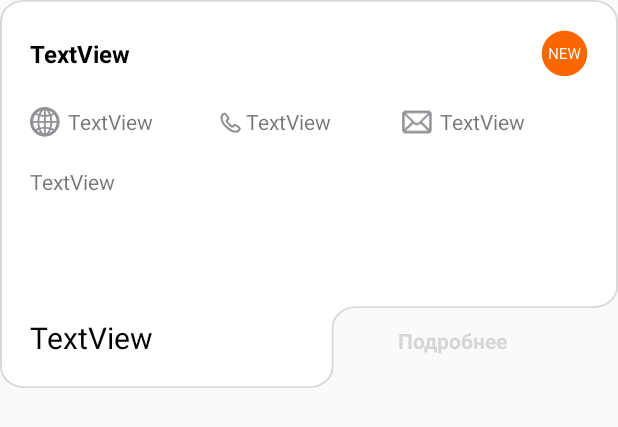
After one commit to MaryAndr/Mary_Andreeva, an Android app: the layout tariffs_item.xml on its own in the app's theme, with its tools: preview values and no code run, on a phone screen of 412 x 824 dp. The commit adds this screen. Shown: the top 427 px of the screen. Run offline under Robolectric (Android 15) with nearby library versions, the phone set to English and light mode, and no system bars.

Commit message:
Tariff change half-done

```diff
--- a/app/src/main/java/kz/atc/mobapp/api/AuthServices.kt
+++ b/app/src/main/java/kz/atc/mobapp/api/AuthServices.kt
@@ -28,7 +28,7 @@ interface AuthServices {
     fun sendSMS(@Part("username") username: RequestBody?): Observable<Unit>
 
     @GET("/lk/v1/catalog/tariff")
-    fun getCatalogTariff(@Query("trpl_id") id: Int): Observable<CatalogTariffResponse>
+    fun getCatalogTariff(@Query("trpl_id") id: String): Observable<CatalogTariffResponse>
 
 
     @GET("/lk/v1/catalog/service")
--- a/app/src/main/java/kz/atc/mobapp/models/catalogTariff/CatalogTariffResponse.kt
+++ b/app/src/main/java/kz/atc/mobapp/models/catalogTariff/CatalogTariffResponse.kt
@@ -1,5 +1,5 @@
 package kz.atc.mobapp.models.catalogTariff
 
 data class CatalogTariffResponse(
-    val tariffs: List<Tariff>
+    val tariffs: MutableList<Tariff>
 )
--- /dev/null
+++ b/app/src/main/java/kz/atc/mobapp/models/main/AvailableTariffs.kt
@@ -0,0 +1,6 @@
+package kz.atc.mobapp.models.main
+
+data class AvailableTariffs(
+    val id: Int,
+    val name: String
+)
--- /dev/null
+++ b/app/src/main/res/drawable/ic_frame_tariff.xml
@@ -0,0 +1,12 @@
+<vector xmlns:android="http://schemas.android.com/apk/res/android"
+    android:width="321dp"
+    android:height="228dp"
+    android:viewportWidth="321"
+    android:viewportHeight="228">
+  <path
+      android:pathData="M0.5,215.501L0.5,12.499C0.5,5.872 5.872,0.5 12.499,0.5L308.501,0.5C315.128,0.5 320.5,5.872 320.5,12.499L320.5,168.501C320.5,175.128 315.128,180.5 308.501,180.5L184.807,180.5C178.18,180.5 172.808,185.872 172.808,192.499L172.808,215.501C172.808,222.128 167.436,227.5 160.809,227.5L12.499,227.5C5.872,227.5 0.5,222.128 0.5,215.501Z"
+      android:strokeLineJoin="round"
+      android:strokeWidth="1"
+      android:fillColor="#FFFFFF"
+      android:strokeColor="#D8D8D8"/>
+</vector>
--- /dev/null
+++ b/app/src/main/res/drawable/ic_new_tariff.xml
@@ -0,0 +1,13 @@
+<vector xmlns:android="http://schemas.android.com/apk/res/android"
+    android:width="31dp"
+    android:height="31dp"
+    android:viewportWidth="31"
+    android:viewportHeight="31">
+  <path
+      android:pathData="M15.5,30.5C23.7843,30.5 30.5,23.7843 30.5,15.5C30.5,7.2157 23.7843,0.5 15.5,0.5C7.2157,0.5 0.5,7.2157 0.5,15.5C0.5,23.7843 7.2157,30.5 15.5,30.5Z"
+      android:fillColor="#FA6600"
+      android:strokeColor="#00000000"/>
+  <path
+      android:pathData="M10.9468,19.0547L10.0044,19.0547L6.4253,13.5762L6.4253,19.0547L5.4829,19.0547L5.4829,11.9453L6.4253,11.9453L10.0142,17.4482L10.0142,11.9453L10.9468,11.9453L10.9468,19.0547ZM16.6304,15.7685L13.5493,15.7685L13.5493,18.2881L17.1284,18.2881L17.1284,19.0547L12.6118,19.0547L12.6118,11.9453L17.0796,11.9453L17.0796,12.7119L13.5493,12.7119L13.5493,15.0019L16.6304,15.0019L16.6304,15.7685ZM19.9653,17.751L19.8286,16.8135L18.7056,11.9453L17.7681,11.9453L19.4868,19.0547L20.3413,19.0547L21.8598,13.874L21.9722,13.332L22.0845,13.874L23.5493,19.0547L24.4038,19.0547L26.1274,11.9453L25.185,11.9453L24.0815,16.8086L23.9302,17.7656L23.7348,16.9063L22.3628,11.9453L21.5718,11.9453L20.1655,16.9063L19.9653,17.751Z"
+      android:fillColor="#FFFFFF"/>
+</vector>
--- /dev/null
+++ b/app/src/main/res/layout/tariffs_item.xml
@@ -0,0 +1,154 @@
+<?xml version="1.0" encoding="utf-8"?>
+<LinearLayout xmlns:android="http://schemas.android.com/apk/res/android"
+    xmlns:app="http://schemas.android.com/apk/res-auto"
+    android:layout_width="match_parent"
+    android:layout_height="wrap_content"
+    android:background="@drawable/ic_frame_tariff"
+    android:orientation="vertical">
+
+    <LinearLayout
+        android:layout_width="match_parent"
+        android:layout_height="wrap_content"
+        android:layout_marginLeft="20dp"
+        android:layout_marginTop="20dp"
+        android:layout_marginRight="20dp"
+        android:orientation="horizontal">
+
+        <TextView
+            android:id="@+id/tvName"
+            android:layout_width="wrap_content"
+            android:layout_height="match_parent"
+            android:layout_weight="1"
+            android:gravity="center|start"
+            android:text="TextView"
+            android:textColor="#000000"
+            android:textSize="16sp"
+            android:textStyle="bold" />
+
+        <ImageView
+            android:id="@+id/imageView8"
+            android:layout_width="wrap_content"
+            android:layout_height="wrap_content"
+            android:layout_weight="0"
+            app:srcCompat="@drawable/ic_new_tariff" />
+    </LinearLayout>
+
+    <LinearLayout
+        android:id="@+id/addHolder"
+        android:layout_width="match_parent"
+        android:layout_height="wrap_content"
+        android:layout_marginLeft="20dp"
+        android:layout_marginTop="20dp"
+        android:layout_marginRight="20dp"
+        android:orientation="horizontal"
+        android:visibility="visible">
+
+        <LinearLayout
+            android:id="@+id/addDataView"
+            android:layout_width="0dp"
+            android:layout_height="wrap_content"
+            android:layout_weight="1"
+            android:orientation="horizontal">
+
+            <ImageView
+                android:id="@+id/imageView9"
+                android:layout_width="20dp"
+                android:layout_height="20dp"
+                android:src="@drawable/ic_data_icon" />
+
+            <TextView
+                android:id="@+id/tvAddData"
+                android:layout_width="match_parent"
+                android:layout_height="wrap_content"
+                android:layout_marginLeft="5dp"
+                android:layout_weight="1"
+                android:text="TextView" />
+        </LinearLayout>
+
+        <LinearLayout
+            android:id="@+id/addVoiceView"
+            android:layout_width="0dp"
+
+            android:layout_height="wrap_content"
+            android:layout_gravity="center_vertical"
+            android:layout_weight="1"
+            android:orientation="horizontal">
+
+            <ImageView
+                android:id="@+id/ivVoice"
+                android:layout_width="20dp"
+                android:layout_height="20dp"
+                android:src="@drawable/ic_voice_icon" />
+
+            <TextView
+                android:id="@+id/tvAddVoice"
+                android:layout_width="match_parent"
+                android:layout_height="wrap_content"
+                android:layout_weight="1"
+                android:text="TextView" />
+        </LinearLayout>
+
+        <LinearLayout
+            android:id="@+id/addSMSView"
+            android:layout_width="0dp"
+
+            android:layout_height="wrap_content"
+            android:layout_weight="1"
+            android:orientation="horizontal">
+
+            <ImageView
+                android:id="@+id/ivSMS"
+                android:layout_width="20dp"
+                android:layout_height="20dp"
+                android:src="@drawable/ic_sms_icon" />
+
+            <TextView
+                android:id="@+id/tvAddSMS"
+                android:layout_width="match_parent"
+                android:layout_height="wrap_content"
+                android:layout_marginLeft="5dp"
+                android:layout_weight="1"
+                android:text="TextView" />
+        </LinearLayout>
+
+
+    </LinearLayout>
+
+    <TextView
+        android:id="@+id/tvDescription"
+        android:layout_width="match_parent"
+        android:layout_height="80dp"
+        android:layout_marginLeft="20dp"
+        android:layout_marginTop="20dp"
+        android:layout_marginRight="20dp"
+        android:text="TextView" />
+
+    <LinearLayout
+        android:layout_width="match_parent"
+        android:layout_height="wrap_content"
+        android:layout_marginLeft="20dp"
+        android:layout_marginTop="20dp"
+        android:layout_marginRight="20dp"
+        android:layout_marginBottom="20dp"
+        android:orientation="horizontal">
+
+        <TextView
+            android:id="@+id/tvPrice"
+            android:layout_width="wrap_content"
+            android:layout_height="wrap_content"
+            android:layout_weight="1"
+            android:text="TextView"
+            android:textColor="#000000"
+            android:textSize="20sp" />
+
+        <TextView
+            android:id="@+id/tvDetails"
+            android:layout_width="wrap_content"
+            android:layout_height="wrap_content"
+            android:layout_weight="1"
+            android:gravity="center"
+            android:text="Подробнее"
+            android:textColor="@color/brightOrange"
+            android:textStyle="bold" />
+    </LinearLayout>
+</LinearLayout>
```
Also changed, not shown: app/src/main/java/kz/atc/mobapp/adapters/AvailableTariffsAdapter.kt (added, +40 -0 lines), app/src/main/java/kz/atc/mobapp/adapters/ExpandableTariffsCategories.kt (added, +118 -0 lines), app/src/main/java/kz/atc/mobapp/adapters/MyTariffServicesAdapter.kt (+3 -5 lines), app/src/main/java/kz/atc/mobapp/api/SubscriberServices.kt (+4 -4 lines), app/src/main/java/kz/atc/mobapp/fragments/main/ChangeTariff.kt (added, +68 -0 lines), app/src/main/java/kz/atc/mobapp/fragments/main/MyTariffFragment.kt (+7 -0 lines), app/src/main/java/kz/atc/mobapp/models/main/TariffShow.kt (added, +13 -0 lines), app/src/main/java/kz/atc/mobapp/presenters/interactors/SubscriberInteractor.kt (+86 -6 lines), app/src/main/java/kz/atc/mobapp/presenters/main/ChangeTariffPresenter.kt (added, +29 -0 lines), app/src/main/java/kz/atc/mobapp/states/main/ChangeTariffState.kt (added, +9 -0 lines), app/src/main/java/kz/atc/mobapp/views/main/ChangeTariffView.kt (added, +12 -0 lines), app/src/main/res/layout/fragment_change_tariff.xml (added, +20 -0 lines).
